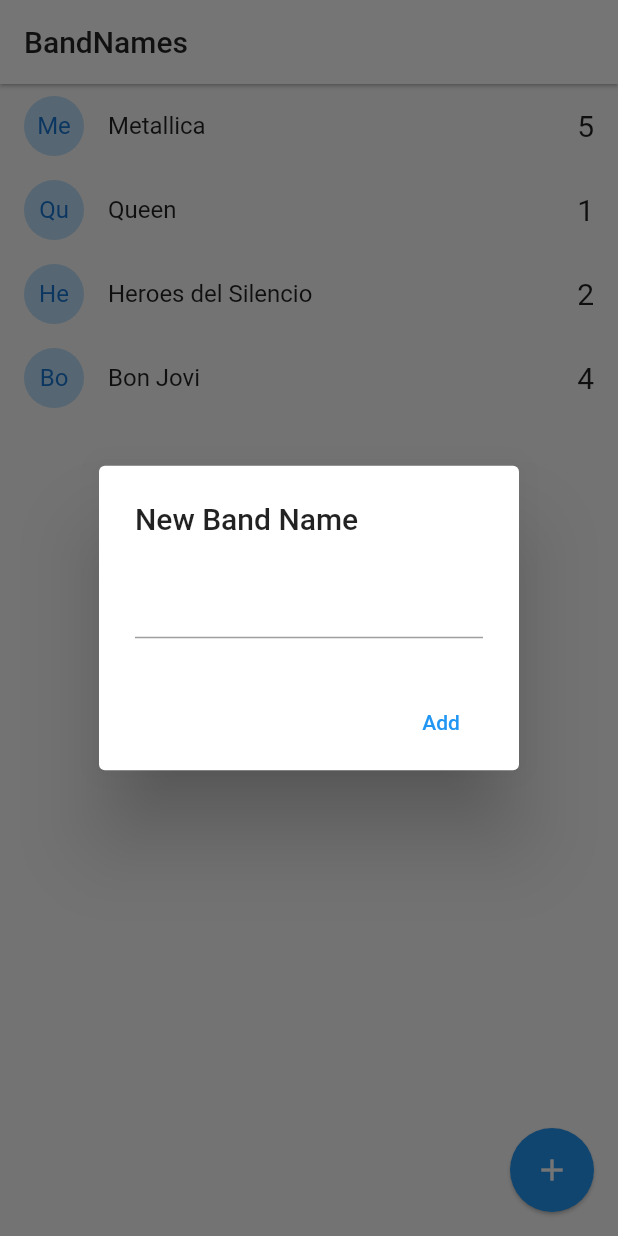
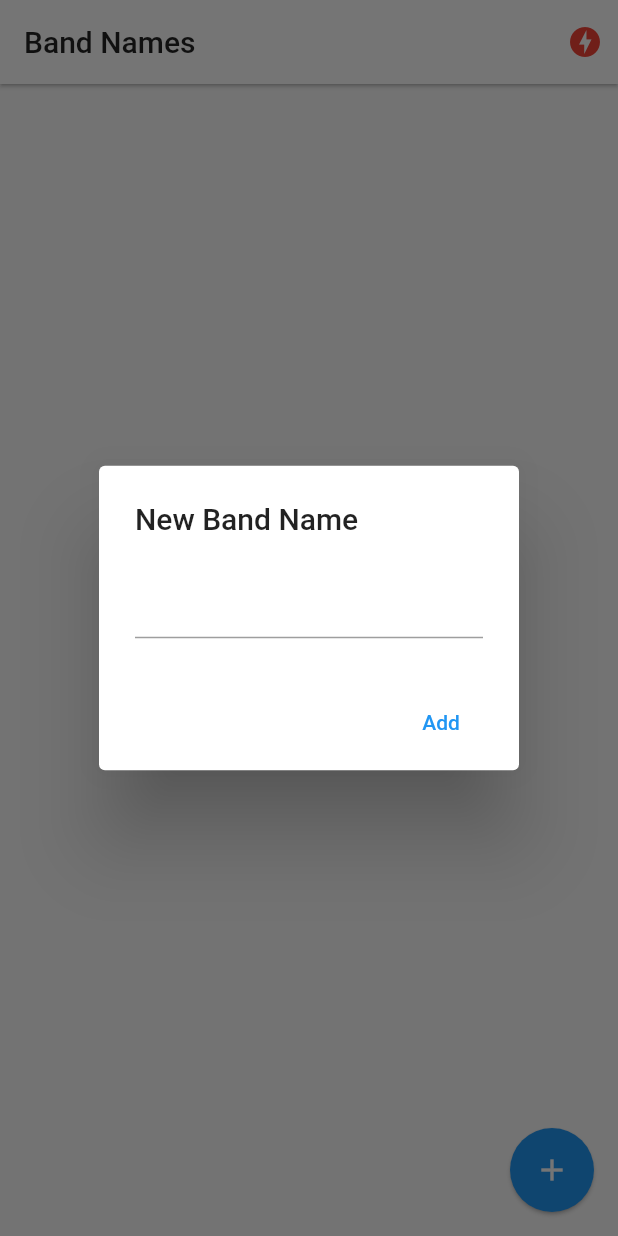
Before and after one commit to rmalaca/flutter-bandnames-socket, a Flutter app: the screen it shows after launch, after a tap on the "add" icon, on a phone screen of 412 x 824 dp. Run offline on Flutter 3.47's test engine with Material 2 defaults, Android fonts, the phone set to English and light mode, and no system bars; our stand-ins replace pie_chart, socket_io_client; network calls fail.

Commit message:
App terminada

```diff
--- a/lib/main.dart
+++ b/lib/main.dart
@@ -1,4 +1,8 @@
+import 'package:band_names/services/socket_service.dart';
 import 'package:flutter/material.dart';
+import 'package:provider/provider.dart';
+
+import 'package:band_names/pages/status.dart';
 import 'package:band_names/pages/home.dart';
 
 void main() => runApp(MyApp());
@@ -6,13 +10,19 @@ void main() => runApp(MyApp());
 class MyApp extends StatelessWidget {
   @override
   Widget build(BuildContext context) {
-    return MaterialApp(
-      debugShowCheckedModeBanner: false,
-      title: 'Material App',
-      initialRoute: 'home',
-      routes: {
-        'home': (_) => HomePage()
-      },
+    return MultiProvider(
+      providers: [
+        ChangeNotifierProvider(create: ( _ ) => SocketService())
+      ],
+      child: MaterialApp(
+        debugShowCheckedModeBanner: false,
+        title: 'Material App',
+        initialRoute: 'home',
+        routes: {
+          'home': (_) => HomePage(),
+          'status': (_) => StatusPage()
+        },
+      ),
     );
   }
 }
--- a/lib/models/band.dart
+++ b/lib/models/band.dart
@@ -1,19 +1,24 @@
 
 
 class Band {
+
   String id;
   String name;
   int votes;
 
-  Band ({
+  Band({
     this.id,
     this.name,
     this.votes
   });
 
-  factory Band.fromMap( Map<String, dynamic> obj) => Band(
-    id: obj['id'],
-    name: obj['name'],
-    votes: obj['votes']
-  );
+  factory Band.fromMap( Map<String, dynamic> obj )
+    => Band(
+      id   : obj.containsKey('id') ? obj['id'] : 'no-id',
+      name : obj.containsKey('name') ? obj['name'] : 'no-name',
+      votes: obj.containsKey('votes') ? obj['votes'] : 'no-votes'
+    );
+
+
+
 }
--- a/lib/pages/home.dart
+++ b/lib/pages/home.dart
@@ -2,8 +2,11 @@ import 'dart:io';
 
 import 'package:flutter/cupertino.dart';
 import 'package:flutter/material.dart';
+import 'package:provider/provider.dart';
+import 'package:pie_chart/pie_chart.dart';
 
 import 'package:band_names/models/band.dart';
+import 'package:band_names/services/socket_service.dart';
 
 class HomePage extends StatefulWidget {
 
@@ -13,23 +16,66 @@ class HomePage extends StatefulWidget {
 
 class _HomePageState extends State<HomePage> {
   List<Band> bands = [
-    Band(id: '1', name: 'Metallica', votes: 5),
-    Band(id: '2', name: 'Queen', votes: 1),
-    Band(id: '3', name: 'Heroes del Silencio', votes: 2),
-    Band(id: '4', name: 'Bon Jovi', votes: 4)
+    // Band(id: '1', name: 'Metallica', votes: 5),
+    // Band(id: '2', name: 'Queen', votes: 1),
+    // Band(id: '3', name: 'Heroes del Silencio', votes: 2),
+    // Band(id: '4', name: 'Bon Jovi', votes: 4),
+    // Band(id: '5', name: 'Led Zeppelin', votes: 4),
+    // Band(id: '6', name: 'Sting', votes: 2)
   ];
 
   @override
+  void initState() {
+    final socketService = Provider.of<SocketService>(context, listen: false);
+    socketService.socket.on('active-bands', _handleActiveBands);
+    super.initState();
+  }
+
+  _handleActiveBands(dynamic payload){
+    this.bands = (payload as List)
+      .map((band) => Band.fromMap(band))
+      .toList();
+
+      setState(() {});
+  }
+
+  @override
+  void dispose() {
+    final socketService = Provider.of<SocketService>(context, listen: false);
+    socketService.socket.off('active-bands');
+    super.dispose();
+  }
+
+  @override
   Widget build(BuildContext context) {
+
+    final socketService = Provider.of<SocketService>(context);
+
     return Scaffold(
       appBar: AppBar(
-        title: Text('BandNames', style: TextStyle(color: Colors.black87)),
+        title: Text('Band Names', style: TextStyle(color: Colors.black87)),
         backgroundColor: Colors.white,
         elevation: 1,
+        actions: <Widget>[
+          Container(
+            margin: EdgeInsets.only(right: 10),
+            child:
+              (socketService.serverStatus == ServerStatus.Online)
+              ? Icon(Icons.check_circle, color: Colors.green[500])
+              : Icon(Icons.offline_bolt, color: Colors.red),
+          ),
+        ],
       ),
-      body: ListView.builder(
-        itemCount: bands.length,
-        itemBuilder: ( context, i) => _bandTile(bands[i])
+      body: Column(
+        children: <Widget>[
+          _showGraph(),
+          Expanded(
+            child: ListView.builder(
+              itemCount: bands.length,
+              itemBuilder: ( context, i) => _bandTile(bands[i])
+            ),
+          )
+        ]
       ),
       floatingActionButton: FloatingActionButton(
         child: Icon(Icons.add),
@@ -40,14 +86,13 @@ class _HomePageState extends State<HomePage> {
   }
 
   Widget _bandTile(Band band) {
+
+    final socketService = Provider.of<SocketService>(context, listen: false);
+
     return Dismissible(
           key: Key(band.id),
           direction: DismissDirection.startToEnd,
-          onDismissed: (direction){
-            print('direction:$direction');
-            print('banda: ${band.id}');
-            //TODO: llamar el borrado en el servidor
-          },
+          onDismissed: (_) => socketService.emit('delete-band', {'id': band.id}),
           background: Container(
             padding: EdgeInsets.only(left: 8.0),
             color: Colors.red,
@@ -63,9 +108,7 @@ class _HomePageState extends State<HomePage> {
           ),
           title: Text(band.name),
           trailing: Text('${band.votes}', style: TextStyle(fontSize:20),),
-          onTap: (){
-            print(band.name);
-          },
+          onTap: () => socketService.socket.emit('vote-band', {'id': band.id}),
         ),
     );
   }
@@ -76,7 +119,7 @@ class _HomePageState extends State<HomePage> {
     if (Platform.isAndroid){
       return showDialog(
         context: context,
-        builder: (context) {
+        builder: (_) {
           return AlertDialog(
             title: Text('New Band Name'),
             content: TextField(
@@ -120,12 +163,23 @@ class _HomePageState extends State<HomePage> {
   }
 
   void addBandToList(String name) {
-    print(name);
     if (name.length > 1) {
+      final socketService = Provider.of<SocketService>(context, listen: false);
       // podemos guardar
-      this.bands.add(new Band(id: DateTime.now().toString(), name: name, votes: 0));
-      setState(() {});
+      socketService.emit('add-band', {'name': name});
     }
     Navigator.pop(context);
   }
+
+  Widget _showGraph() {
+    Map<String, double> dataMap = {};
+    bands.forEach(( band ) {
+      dataMap.putIfAbsent(band.name, () => band.votes.toDouble());
+    });
+    if( dataMap.isEmpty ){
+      return Container(height: 0, width: 0);
+    } else {
+      return PieChart(dataMap: dataMap);
+    }
+  }
 }
--- /dev/null
+++ b/lib/services/socket_service.dart
@@ -0,0 +1,48 @@
+import 'package:flutter/material.dart';
+import 'package:socket_io_client/socket_io_client.dart' as IO;
+
+enum ServerStatus {
+  Online,
+  Offline,
+  Connecting
+}
+
+class SocketService with ChangeNotifier {
+
+  ServerStatus _serverStatus = ServerStatus.Connecting;
+  IO.Socket _socket;
+
+  ServerStatus get serverStatus => this._serverStatus;
+  IO.Socket get socket => this._socket;
+
+  Function get emit => this._socket.emit;
+
+  SocketService(){
+    this._initConfig();
+  }
+
+  void _initConfig() {
+
+    // Dart client
+    this._socket = IO.io('http://192.168.1.125:3000', {
+      'transports': ['websocket'],
+      'autoconnect': true
+    });
+    this._socket.onConnect((_) {
+     print('connect');
+     this._serverStatus = ServerStatus.Online;
+     notifyListeners();
+    });
+    this._socket.onDisconnect((_) {
+      this._serverStatus = ServerStatus.Offline;
+      notifyListeners();
+    });
+    // socket.on('nuevo-mensaje', (payload) {
+    //   print('nuevo-mensaje: ');
+    //   print('nombre:' + payload['nombre']);
+    //   print('nombre:' + payload['mensaje']);
+    //   print(payload.containsKey('mensaje2') ? payload['mensaje2']: 'nohay');
+    // });
+    // socket.off('nuevo-mensaje');
+  }
+}
--- a/pubspec.yaml
+++ b/pubspec.yaml
@@ -28,6 +28,9 @@ dependencies:
   # The following adds the Cupertino Icons font to your application.
   # Use with the CupertinoIcons class for iOS style icons.
   cupertino_icons: ^0.1.3
+  socket_io_client: ^0.9.12
+  provider: ^4.3.3
+  pie_chart: ^4.0.1
 
 dev_dependencies:
   flutter_test:
```
Also changed, not shown: lib/pages/status.dart (added, +30 -0 lines), pubspec.lock.
